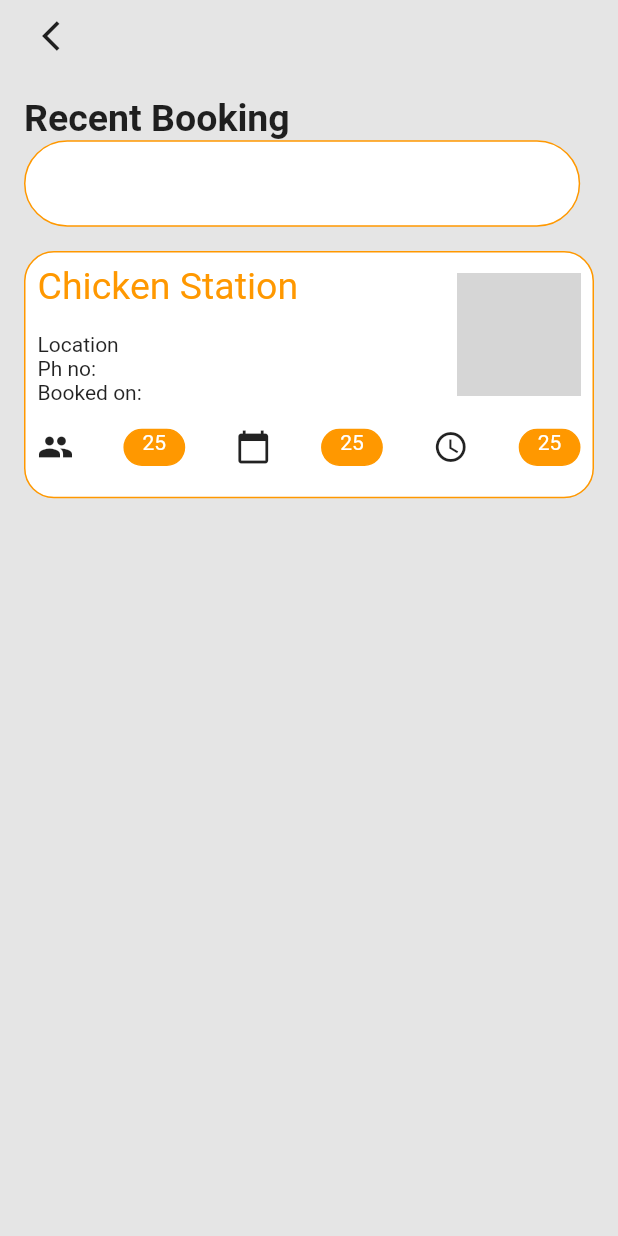
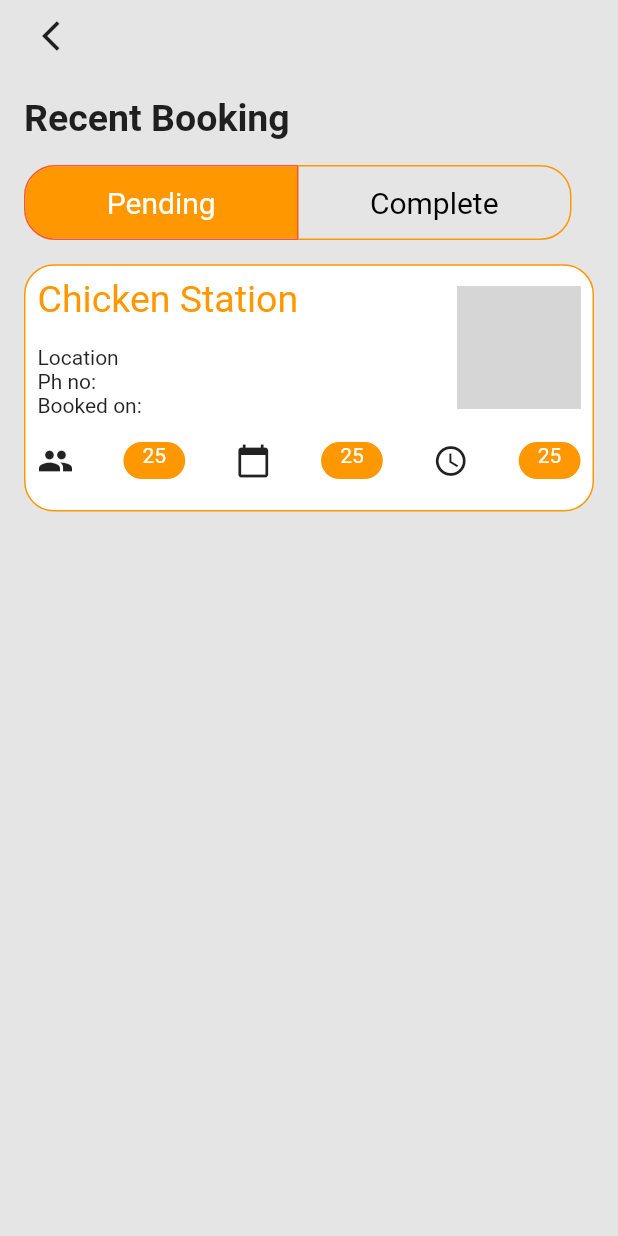
Before and after one commit to chaudharyniraj/Figma_Design, a Flutter app: the RecentBookingUI screen opened by its route, on a phone screen of 412 x 824 dp. Run offline on Flutter 3.47's test engine with Material 2 defaults, Android fonts, the phone set to English and light mode, and no system bars; missing offline and left inert: otp_pin_field, responsive_navigation_bar; grey boxes are pictures that could not be loaded.

```diff
--- a/lib/UI/Profile/ProfileUI.dart
+++ b/lib/UI/Profile/ProfileUI.dart
@@ -178,7 +178,9 @@ class _ProfileUIState extends State<ProfileUI> {
                             ),),
                             IconButton(
                               icon: Icon(Icons.arrow_forward_ios),
-                              onPressed: () {},
+                              onPressed: () {
+                                Navigator.of(context).pushNamed('/faqUI');
+                              },
                             )
                           ],
                         ),
--- a/lib/UI/Profile/RecentBookingUI.dart
+++ b/lib/UI/Profile/RecentBookingUI.dart
@@ -9,7 +9,8 @@ class _RecentBookingUIState extends State<RecentBookingUI> {
 
 
   ScrollController  _scrollController = ScrollController();
-
+//  List<bool> _selections =List.generate(2, (_) => false);
+  List<bool> _isSelected =[true,false];
   Widget ListofRecentBooking(BuildContext context, int index, double width, double height){
 
     return Container(
@@ -139,21 +140,44 @@ class _RecentBookingUIState extends State<RecentBookingUI> {
                             fontWeight: FontWeight.bold,
                           ),
                         ),
-                        Container(
-                          height:height*0.07,
-                          width: width*0.9,
-                          decoration: BoxDecoration(
-                            borderRadius: BorderRadius.all(Radius.circular(30)),
-                            border: Border.all(
-                              color: Colors.orange,
-                            ),
-                            color: Colors.white,
-                          ),
-                          child: Row(
+                        SizedBox(height: height*0.02,),
+                        ToggleButtons(
                             children: [
+                              Container(
+                                width: (width-50)/2,
+                                  child: Text('Pending',
+                                    textAlign: TextAlign.center,
+                                    style: TextStyle(fontSize: 20.0),
+                                  )
+                              ),
+                              Container(
+                                  width: (width-50)/2,
+                                  child: Text('Complete',
+                                    textAlign: TextAlign.center,
+                                    style: TextStyle(fontSize: 20.0),
+                                  )
+                              )
+                            ],
+                            isSelected: _isSelected,
+                            onPressed: (int index){
+                                setState(() {
+                                  for (int newIndex = 0; newIndex < _isSelected.length; newIndex++) {
+                                    if (newIndex == index) {
+                                      _isSelected[newIndex] = true;
+                                    } else {
+                                      _isSelected[newIndex] = false;
+                                    }
+                                  }
+//                                  _selections[index] = !_selections[index];
+                                });
+                            },
+                          color: Colors.black,
+                          selectedColor: Colors.white,
+                          fillColor: Colors.orange,
+                          selectedBorderColor: Colors.deepOrange,
+                          borderColor: Colors.orange,
+                          borderRadius: BorderRadius.all(Radius.circular(20)),
 
-                            ],
-                          ),
                         )
                       ],
                     ),
--- a/lib/main.dart
+++ b/lib/main.dart
@@ -2,6 +2,7 @@ import 'package:e_commerce/UI/AuthenticationUI/ForgetpasswordUI.dart';
 import 'package:e_commerce/UI/AuthenticationUI/OnBoardingUI.dart';
 import 'package:e_commerce/UI/GeneralUI/HomeScreenUI.dart';
 import 'package:e_commerce/UI/GeneralUI/NavigationbarUI.dart';
+import 'package:e_commerce/UI/Profile/FaqUI.dart';
 import 'package:e_commerce/UI/Profile/ProfileUI.dart';
 import 'package:e_commerce/UI/Profile/RecentBookingUI.dart';
 import 'package:e_commerce/UI/Profile/RewardsUI.dart';
@@ -33,6 +34,7 @@ class MyApp extends StatelessWidget {
           '/profileUI': (context) => ProfileUI(),
           '/rewardsUI': (context) => RewardsUI(),
           '/recentBookingUI': (context) => RecentBookingUI(),
+          '/faqUI': (context) => FaqUI(),
         });
   }
 }
```
Also changed, not shown: lib/UI/Profile/FaqUI.dart (added, +88 -0 lines).
